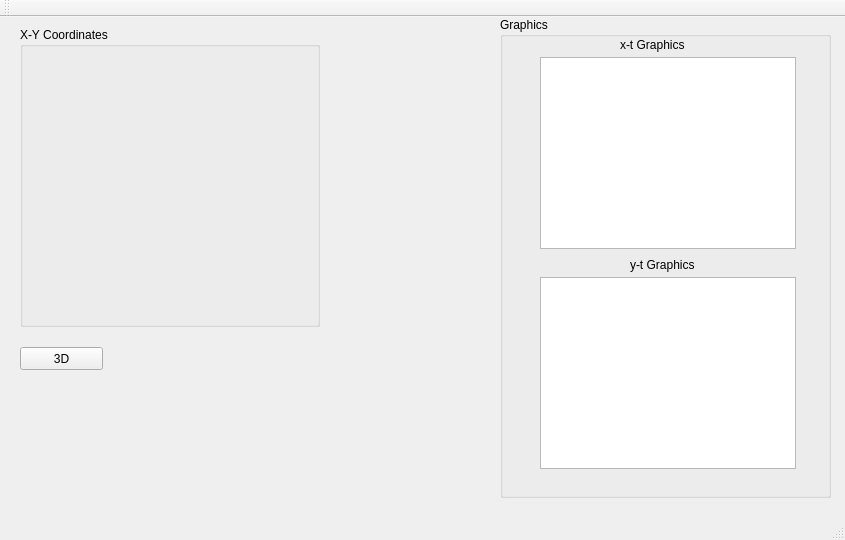
The window that mainwindow.ui (GTU-Contributions/BIL395_Project_I_BallOnAPlate) describes before a commit, drawn with Qt 5.
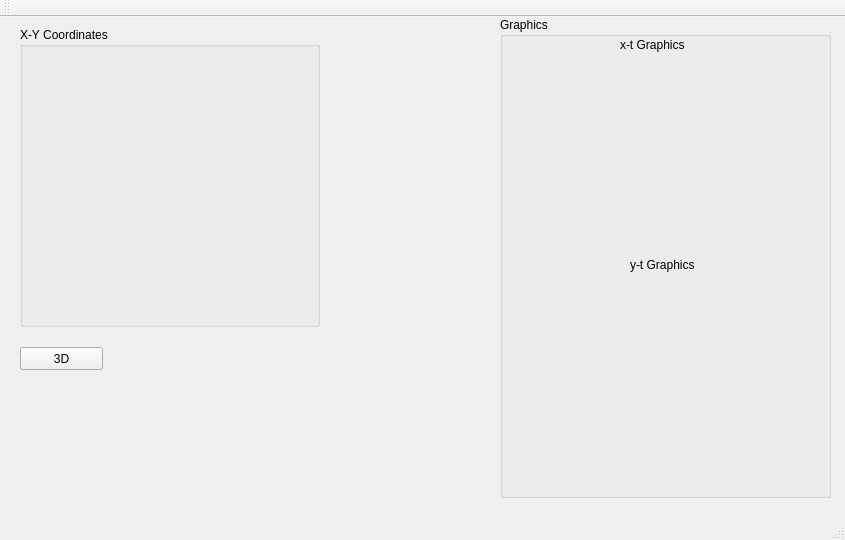
The same window after the commit. Custom widgets are drawn as their Qt base class.

What changed in the file:
```diff
--- a/mainwindow.ui
+++ b/mainwindow.ui
@@ -26,16 +26,6 @@
     <property name="title">
      <string>Graphics</string>
     </property>
-    <widget class="QGraphicsView" name="graphicsViewX">
-     <property name="geometry">
-      <rect>
-       <x>40</x>
-       <y>40</y>
-       <width>256</width>
-       <height>192</height>
-      </rect>
-     </property>
-    </widget>
     <widget class="QLabel" name="label_3">
      <property name="geometry">
       <rect>
@@ -49,16 +39,6 @@
       <string>x-t Graphics</string>
      </property>
     </widget>
-    <widget class="QGraphicsView" name="graphicsViewY">
-     <property name="geometry">
-      <rect>
-       <x>40</x>
-       <y>260</y>
-       <width>256</width>
-       <height>192</height>
-      </rect>
-     </property>
-    </widget>
     <widget class="QLabel" name="label_4">
      <property name="geometry">
       <rect>
@@ -78,6 +58,26 @@
       <string>y-t Graphics</string>
      </property>
     </widget>
+    <widget class="QCustomPlot" name="customPlot" native="true">
+     <property name="geometry">
+      <rect>
+       <x>30</x>
+       <y>40</y>
+       <width>256</width>
+       <height>192</height>
+      </rect>
+     </property>
+    </widget>
+    <widget class="QCustomPlot" name="customPlotSecond" native="true">
+     <property name="geometry">
+      <rect>
+       <x>30</x>
+       <y>270</y>
+       <width>256</width>
+       <height>192</height>
+      </rect>
+     </property>
+    </widget>
    </widget>
    <widget class="QGroupBox" name="groupBox_3">
     <property name="geometry">
@@ -127,6 +127,14 @@
   <widget class="QStatusBar" name="statusBar"/>
  </widget>
  <layoutdefault spacing="6" margin="11"/>
+ <customwidgets>
+  <customwidget>
+   <class>QCustomPlot</class>
+   <extends>QWidget</extends>
+   <header>qcustomplot.h</header>
+   <container>1</container>
+  </customwidget>
+ </customwidgets>
  <resources/>
  <connections/>
 </ui>
```
Left out of the diff: 2 changed lines with no effect on the pictures.
